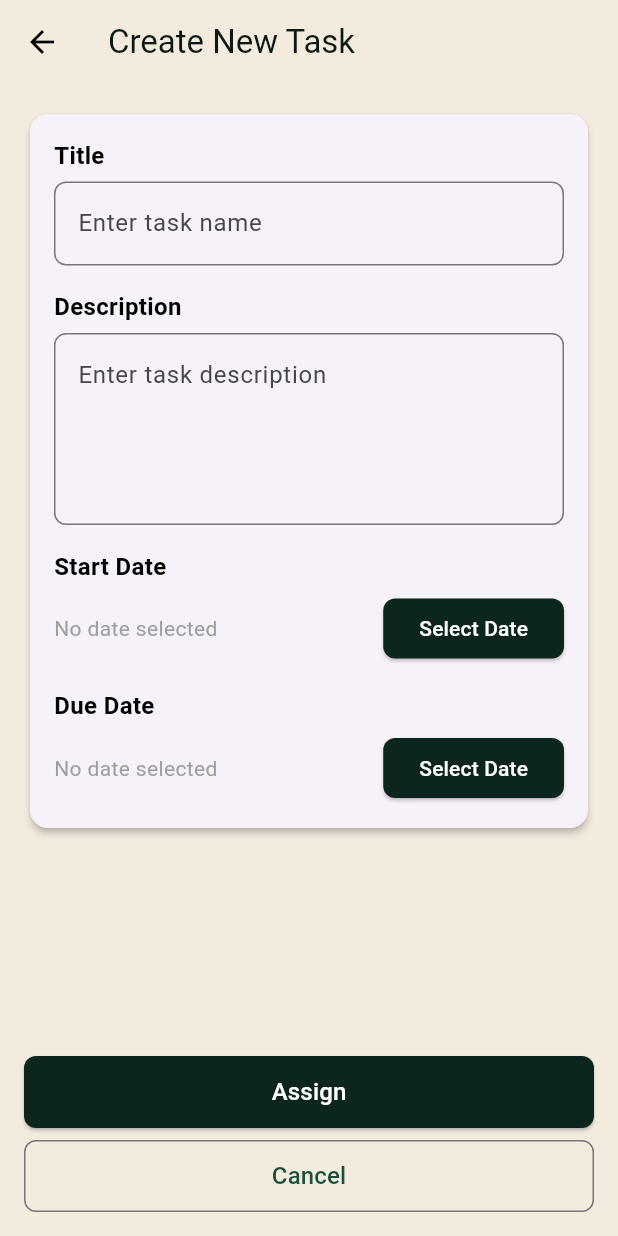
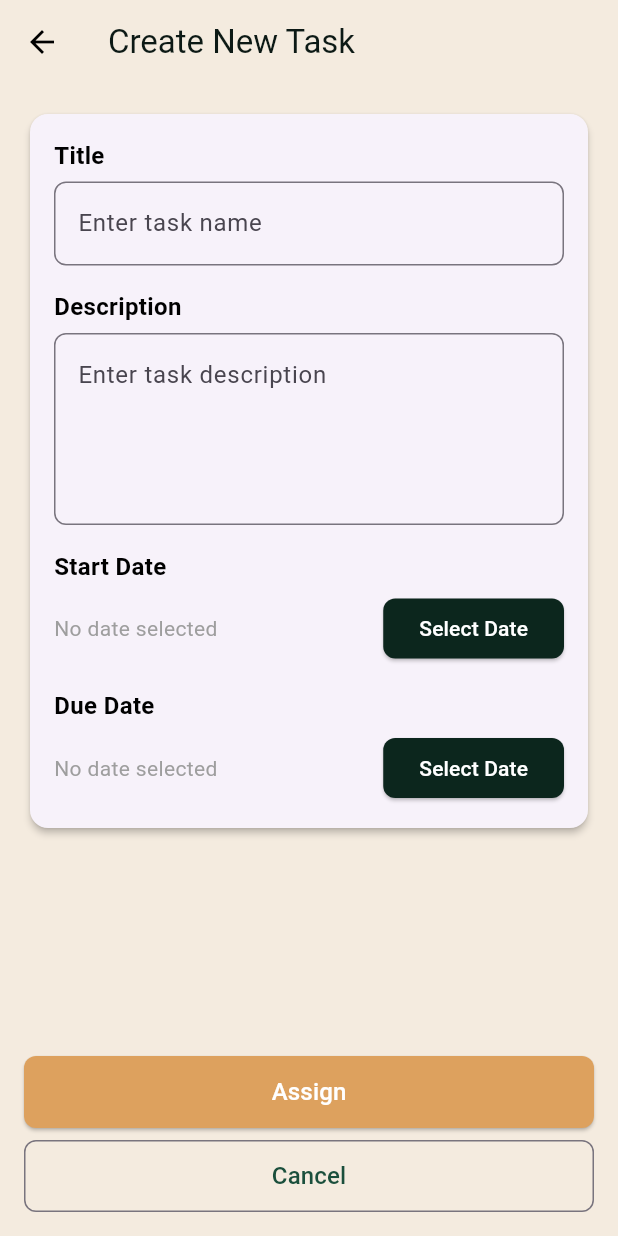
Before and after one commit to MiladnserSB/KHOTWA-Project, a Flutter app: the CreateTaskPage screen opened directly, on a phone screen of 412 x 824 dp. Run offline on Flutter 3.47's test engine with Material 3 defaults, Android fonts, the phone set to English and light mode, and no system bars; our stand-ins replace buttons_tabbar, dio, dropdown_button2, flutter_otp_text_field, flutter_rating_bar, get and 5 more; accounts and stored records are empty.

Commit message:
Change UI Colors 4

```diff
--- a/lib/view/profile/volunteer history/volunteer_history_page.dart
+++ b/lib/view/profile/volunteer history/volunteer_history_page.dart
@@ -44,6 +44,8 @@ class VolunteerHistoryPage extends StatelessWidget {
     final joinedDateText = 'Joined: March 15, 2022'.tr;
 
     return Scaffold(
+            backgroundColor: theme.brightness == Brightness.dark ? textBlack : thirdColor,
+
       appBar: AppBar(
         title: Text(
           'Volunteer History'.tr,
--- a/lib/view/supervisor/create_task/create_task_page.dart
+++ b/lib/view/supervisor/create_task/create_task_page.dart
@@ -96,7 +96,7 @@ class CreateTaskPage extends StatelessWidget {
               height: 48,
               child: ElevatedButton(
                 style: ElevatedButton.styleFrom(
-                  backgroundColor: const Color(0xFF0C261D),
+                  backgroundColor: secondaryColor,
                   shape: RoundedRectangleBorder(borderRadius: BorderRadius.circular(8)),
                 ),
                 onPressed: () {
```
